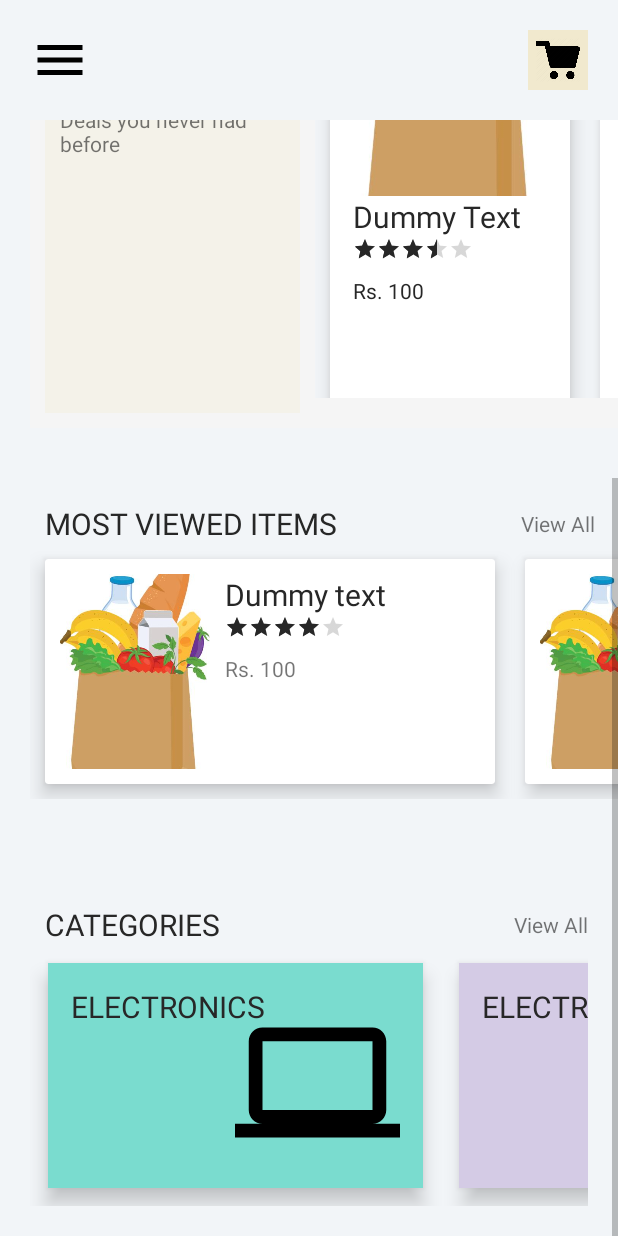
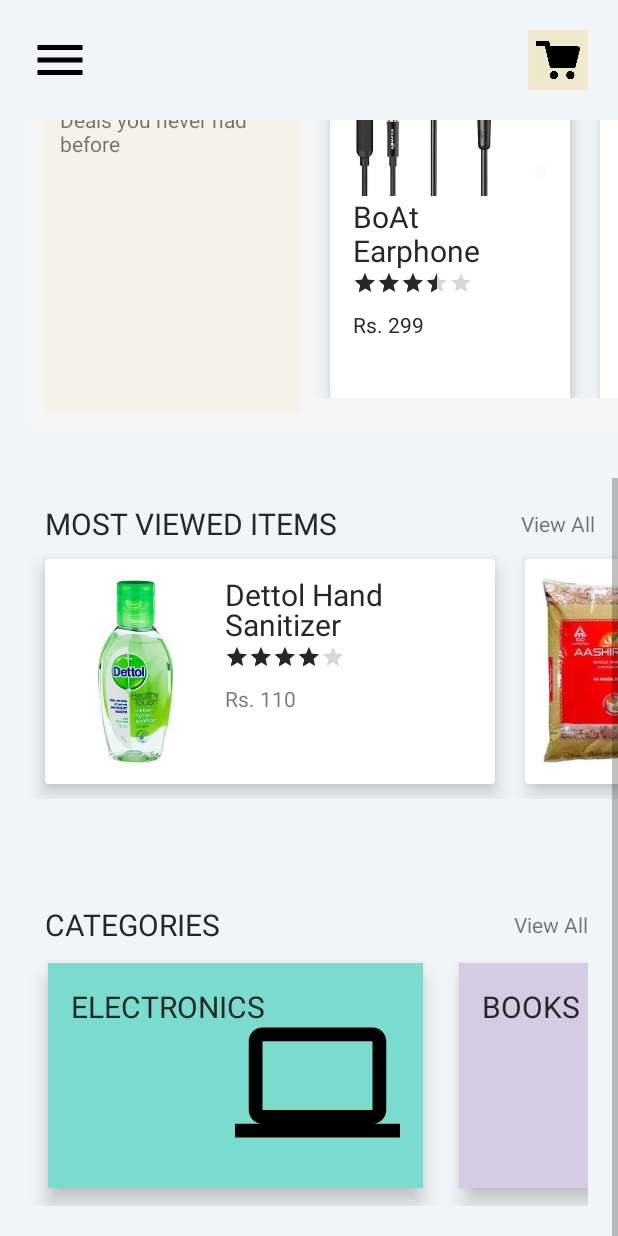
Before and after one commit to Rohitm911/Trade_Mate, an Android app: the UserDashboard screen opened directly, with no data from a screen before it, scrolled down 352 dp, on a phone screen of 412 x 824 dp. Run offline under Robolectric (Android 15) with nearby library versions, the phone set to English and light mode, and no system bars; Roboto replaces fonts that are not available here.

Commit message:
add file

```diff
--- a/app/src/main/java/com/example/trademate/UserDashboard.java
+++ b/app/src/main/java/com/example/trademate/UserDashboard.java
@@ -7,7 +7,9 @@
 import androidx.recyclerview.widget.LinearLayoutManager;
 import androidx.recyclerview.widget.RecyclerView;
 
+import android.content.Context;
 import android.content.Intent;
+import android.content.SharedPreferences;
 import android.graphics.drawable.Drawable;
 import android.graphics.drawable.GradientDrawable;
 import android.os.Bundle;
@@ -27,6 +29,7 @@
     RecyclerView.Adapter adapter;
     private GradientDrawable gradient1, gradient2, gradient3, gradient4;
     static final float END_SCALE = 0.7f;
+    SharedPreferences sharedPreferences;
 
     DrawerLayout drawerLayout;
     NavigationView navigationView;
@@ -50,10 +53,11 @@
         navigationView = findViewById(R.id.navigation_view);
         menuIcon = findViewById(R.id.menu_icon);
         contentView = findViewById(R.id.contentView);
+        sharedPreferences = getSharedPreferences("MyPrefs", Context.MODE_PRIVATE);
 
         //go to electronics items
-        electronics_img=findViewById(R.id.electronics);
-        electronics_img.setOnClickListener(new View.OnClickListener(){
+        electronics_img = findViewById(R.id.electronics);
+        electronics_img.setOnClickListener(new View.OnClickListener() {
             @Override
             public void onClick(View v) {
                 Intent intent = new Intent(UserDashboard.this, Electronics_category.class);
@@ -64,8 +68,8 @@
         });
 
         //go to books items
-        books_img=findViewById(R.id.books);
-        books_img.setOnClickListener(new View.OnClickListener(){
+        books_img = findViewById(R.id.books);
+        books_img.setOnClickListener(new View.OnClickListener() {
             @Override
             public void onClick(View v) {
                 Intent intent = new Intent(UserDashboard.this, Books_category.class);
@@ -76,8 +80,8 @@
         });
 
         // go to house hold
-        household_img=findViewById(R.id.household);
-        household_img.setOnClickListener(new View.OnClickListener(){
+        household_img = findViewById(R.id.household);
+        household_img.setOnClickListener(new View.OnClickListener() {
             @Override
             public void onClick(View v) {
                 Intent intent = new Intent(UserDashboard.this, Household_category.class);
@@ -88,8 +92,8 @@
         });
 
         //go to grocery
-        grocery_img=findViewById(R.id.grocery);
-        grocery_img.setOnClickListener(new View.OnClickListener(){
+        grocery_img = findViewById(R.id.grocery);
+        grocery_img.setOnClickListener(new View.OnClickListener() {
             @Override
             public void onClick(View v) {
                 Intent intent = new Intent(UserDashboard.this, Grocery_category.class);
@@ -100,7 +104,7 @@
         });
 
         //go to cart
-        cart_img=findViewById(R.id.go_to_cart);
+        cart_img = findViewById(R.id.go_to_cart);
         cart_img.setOnClickListener(new View.OnClickListener() {
             @Override
             public void onClick(View v) {
@@ -108,7 +112,6 @@
                 startActivity(intent);
             }
         });
-
 
 
         naviagtionDrawer();
@@ -172,6 +175,23 @@
             case R.id.nav_search:
                 startActivity(new Intent(getApplicationContext(), Search.class));
                 break;
+            case R.id.nav_user_profile:
+                startActivity(new Intent(getApplicationContext(), UserProfile.class));
+                break;
+            case R.id.nav_home:
+                startActivity(new Intent(getApplicationContext(), UserDashboard.class));
+                finish();
+                break;
+            case R.id.nav_cart:
+                startActivity(new Intent(getApplicationContext(), cart.class));
+                break;
+            case R.id.nav_logout:
+                SharedPreferences.Editor editor = sharedPreferences.edit();
+                editor.clear();
+                editor.commit();
+                startActivity(new Intent(getApplicationContext(), login.class));
+                finish();
+                break;
         }
 
         return true;
@@ -181,9 +201,9 @@
         featuredRecycler.setHasFixedSize(true);
         featuredRecycler.setLayoutManager(new LinearLayoutManager(this, LinearLayoutManager.HORIZONTAL, false));
         ArrayList<FeaturedHelperClass> bestOffers = new ArrayList<>();
-        bestOffers.add(new FeaturedHelperClass(R.drawable.dummy_grocery, "Dummy Text", "Rs. 100"));
-        bestOffers.add(new FeaturedHelperClass(R.drawable.dummy_grocery, "Dummy Text", "Rs. 100"));
-        bestOffers.add(new FeaturedHelperClass(R.drawable.dummy_grocery, "Dummy Text", "Rs. 100"));
+        bestOffers.add(new FeaturedHelperClass(R.drawable.earphone, "BoAt Earphone", "Rs. 299"));
+        bestOffers.add(new FeaturedHelperClass(R.drawable.half_girlfriend_book, "Half Girlfriend", "Rs. 120"));
+        bestOffers.add(new FeaturedHelperClass(R.drawable.real_juice, "Real Fruit Juice - Mango", "Rs. 85"));
 
         adapter = new FeaturedAdapter(bestOffers);
         featuredRecycler.setAdapter(adapter);
@@ -193,9 +213,9 @@
         mostViewedRecycler.setHasFixedSize(true);
         mostViewedRecycler.setLayoutManager(new LinearLayoutManager(this, LinearLayoutManager.HORIZONTAL, false));
         ArrayList<MostViewedHelperClass> mostViewedItems = new ArrayList<>();
-        mostViewedItems.add(new MostViewedHelperClass(R.drawable.dummy_grocery, "Dummy text", "Rs. 100"));
-        mostViewedItems.add(new MostViewedHelperClass(R.drawable.dummy_grocery, "Dummy text", "Rs. 100"));
-        mostViewedItems.add(new MostViewedHelperClass(R.drawable.dummy_grocery, "Dummy text", "Rs. 100"));
+        mostViewedItems.add(new MostViewedHelperClass(R.drawable.dettol_hand_sanitizer, "Dettol Hand Sanitizer", "Rs. 110"));
+        mostViewedItems.add(new MostViewedHelperClass(R.drawable.ashirwad_atta, "AASHIRVAAD - Wheat Flour", "Rs. 434"));
+        mostViewedItems.add(new MostViewedHelperClass(R.drawable.redmi_mobile, "Redmi Note 8 pro", "Rs. 15999"));
         adapter = new MostViewedAdpater(mostViewedItems);
         mostViewedRecycler.setAdapter(adapter);
     }
@@ -208,9 +228,9 @@
 
         ArrayList<CategoriesHelperClass> categoriesHelperClasses = new ArrayList<>();
         categoriesHelperClasses.add(new CategoriesHelperClass(R.drawable.laptop_icon, "Electronics", gradient1));
-        categoriesHelperClasses.add(new CategoriesHelperClass(R.drawable.laptop_icon, "Electronics", gradient2));
-        categoriesHelperClasses.add(new CategoriesHelperClass(R.drawable.laptop_icon, "Electronics", gradient3));
-        categoriesHelperClasses.add(new CategoriesHelperClass(R.drawable.laptop_icon, "Electronics", gradient4));
+        categoriesHelperClasses.add(new CategoriesHelperClass(R.drawable.book_icon, "Books", gradient2));
+        categoriesHelperClasses.add(new CategoriesHelperClass(R.drawable.home_icon, "Household", gradient3));
+        categoriesHelperClasses.add(new CategoriesHelperClass(R.drawable.cup_icon, "Grocery", gradient4));
 
         categoriesRecycler.setHasFixedSize(true);
         adapter = new CategoriesAdapter(categoriesHelperClasses);
@@ -219,9 +239,8 @@
 
     }
 
-    public void goToUserProfile(View view) {
-        Intent intent = new Intent(getApplicationContext(), UserProfile.class);
-        startActivity(intent);
+    public void goToSearch(View view) {
+        startActivity(new Intent(getApplicationContext(), Search.class));
     }
 
 
--- /dev/null
+++ b/app/src/main/res/drawable/cart_small_icon.xml
@@ -0,0 +1,9 @@
+<vector xmlns:android="http://schemas.android.com/apk/res/android"
+        android:width="24dp"
+        android:height="24dp"
+        android:viewportWidth="24.0"
+        android:viewportHeight="24.0">
+    <path
+        android:fillColor="#FF000000"
+        android:pathData="M7,18c-1.1,0 -1.99,0.9 -1.99,2S5.9,22 7,22s2,-0.9 2,-2 -0.9,-2 -2,-2zM1,2v2h2l3.6,7.59 -1.35,2.45c-0.16,0.28 -0.25,0.61 -0.25,0.96 0,1.1 0.9,2 2,2h12v-2L7.42,15c-0.14,0 -0.25,-0.11 -0.25,-0.25l0.03,-0.12 0.9,-1.63h7.45c0.75,0 1.41,-0.41 1.75,-1.03l3.58,-6.49c0.08,-0.14 0.12,-0.31 0.12,-0.48 0,-0.55 -0.45,-1 -1,-1L5.21,4l-0.94,-2L1,2zM17,18c-1.1,0 -1.99,0.9 -1.99,2s0.89,2 1.99,2 2,-0.9 2,-2 -0.9,-2 -2,-2z"/>
+</vector>
--- a/app/src/main/res/layout/activity_all_categories.xml
+++ b/app/src/main/res/layout/activity_all_categories.xml
@@ -61,6 +61,7 @@
                     android:fontFamily="@font/baloo"
                     android:padding="25dp"/>
                 <Button
+                    android:id="@+id/categories_household"
                     android:layout_width="wrap_content"
                     android:layout_height="wrap_content"
                     android:text="Expand All"
@@ -98,6 +99,7 @@
                     android:fontFamily="@font/baloo"
                     android:padding="25dp"/>
                 <Button
+                    android:id="@+id/categories_Grocery"
                     android:layout_width="wrap_content"
                     android:layout_height="wrap_content"
                     android:text="Expand All"
@@ -135,6 +137,7 @@
                     android:fontFamily="@font/baloo"
                     android:padding="25dp"/>
                 <Button
+                    android:id="@+id/categories_Books"
                     android:layout_width="wrap_content"
                     android:layout_height="wrap_content"
                     android:text="Expand All"
@@ -172,6 +175,7 @@
                     android:fontFamily="@font/baloo"
                     android:padding="25dp"/>
                 <Button
+                    android:id="@+id/categories_Electronics"
                     android:layout_width="wrap_content"
                     android:layout_height="wrap_content"
                     android:text="Expand All"
@@ -209,6 +213,7 @@
                     android:fontFamily="@font/baloo"
                     android:padding="25dp"/>
                 <Button
+                    android:id="@+id/categories_veg"
                     android:layout_width="wrap_content"
                     android:layout_height="wrap_content"
                     android:text="Expand All"
--- a/app/src/main/res/layout/activity_user_dashboard.xml
+++ b/app/src/main/res/layout/activity_user_dashboard.xml
@@ -37,7 +37,6 @@
                 android:layout_width="40dp"
                 android:layout_height="40dp"
                 android:layout_centerVertical="true"
-                android:onClick="goToUserProfile"
                 android:src="@drawable/side_menu_icon" />
 
             <ImageView
@@ -91,7 +90,8 @@
                             android:layout_height="wrap_content"
                             android:layout_centerVertical="true"
                             android:layout_marginLeft="15dp"
-                            android:text="Search..." />
+                            android:text="Search..."
+                            android:onClick="goToSearch"/>
 
                         <ImageView
                             android:layout_width="30dp"
--- a/app/src/main/res/menu/main_menu.xml
+++ b/app/src/main/res/menu/main_menu.xml
@@ -24,9 +24,9 @@
         <menu>
             <group android:checkableBehavior="single">
                 <item
-                    android:icon="@drawable/username_small_icon"
-                    android:id="@+id/nav_login"
-                    android:title="Login" />
+                    android:icon="@drawable/cart_small_icon"
+                    android:id="@+id/nav_cart"
+                    android:title="Cart" />
 
                 <item
                     android:icon="@drawable/menu_logout_icon"
```
Also changed, not shown: app/src/main/java/com/example/trademate/AllCategories.java (+43 -0 lines), app/src/main/java/com/example/trademate/UserProfile.java (+42 -8 lines), app/src/main/java/com/example/trademate/login.java (+27 -13 lines), app/src/main/res/drawable-v24/ashirwad_atta.jpeg (added), app/src/main/res/drawable-v24/dettol_hand_sanitizer.jpeg (added), app/src/main/res/drawable-v24/earphone.jpeg (added), app/src/main/res/drawable-v24/half_girlfriend_book.jpeg (added), app/src/main/res/drawable-v24/real_juice.jpeg (added), app/src/main/res/drawable-v24/redmi_mobile.jpeg (added).
